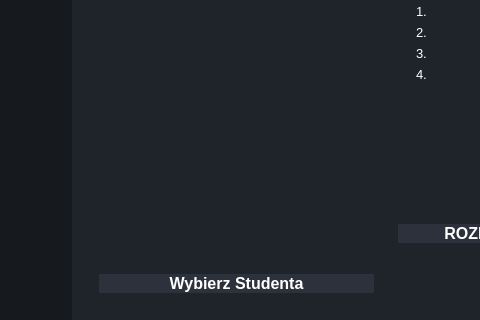
The window that mainwindow.ui (radoslawgegotek/ExamApp) describes before a commit, drawn with Qt 5; both pictures show x 0 to 480 and y 153 to 473 of the 699 by 473 pixel window.
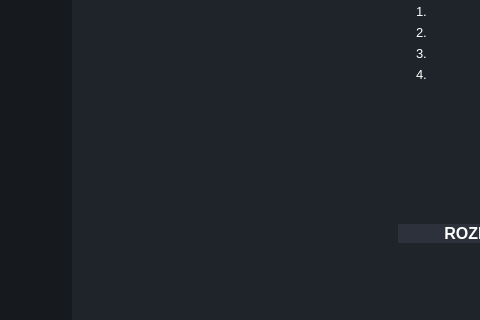
The same window after the commit. Icons and pictures are not drawn.

```diff
--- a/mainwindow.ui
+++ b/mainwindow.ui
@@ -450,22 +450,12 @@
                <widget class="QWidget" name="widget" native="true">
                 <layout class="QVBoxLayout" name="verticalLayout_8">
                  <item alignment="Qt::AlignLeft">
-                  <widget class="QListWidget" name="studCheckList"/>
-                 </item>
-                 <item>
-                  <widget class="QPushButton" name="chooseStud">
+                  <widget class="QListWidget" name="studCheckList">
                    <property name="font">
                     <font>
                      <pointsize>12</pointsize>
-                     <bold>true</bold>
                     </font>
                    </property>
-                   <property name="styleSheet">
-                    <string notr="true">	background-color: #2c313c;</string>
-                   </property>
-                   <property name="text">
-                    <string>Wybierz Studenta</string>
-                   </property>
                   </widget>
                  </item>
                 </layout>
```
